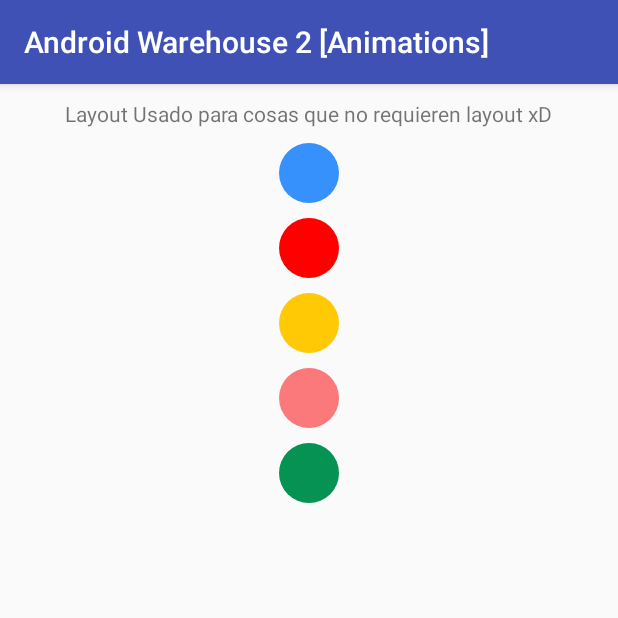
After one commit to hatimmakki/android-warehouse-2, an Android app: the MultipleAnimations screen opened directly, with no data from a screen before it, on a phone screen of 412 x 824 dp, the top half of it. The commit adds this screen. Run offline under Robolectric (Android 15) with nearby library versions, the phone set to English and light mode, and no system bars; our stand-ins replace ButterKnife.

Commit message:
Multiple Animations

```diff
--- a/app/src/main/AndroidManifest.xml
+++ b/app/src/main/AndroidManifest.xml
@@ -16,7 +16,8 @@
             </intent-filter>
         </activity>
 
-        <activity android:name=".activities.DummyActivity"></activity>
+        <activity android:name=".activities.MultipleAnimations"></activity>
+
     </application>
 
 </manifest>
--- a/app/src/main/java/com/maxwell/androidwarehouse2/activities/DummyActivity.java
+++ /dev/null
@@ -1,19 +0,0 @@
-package com.maxwell.androidwarehouse2.activities;
-
-import android.os.Bundle;
-import android.support.annotation.Nullable;
-import android.support.v7.app.AppCompatActivity;
-
-import com.maxwell.androidwarehouse2.R;
-
-/**
- * Created by Maxwell on 26/08/2016.
- */
-public class DummyActivity extends AppCompatActivity {
-
-    @Override
-    protected void onCreate(@Nullable Bundle savedInstanceState) {
-        super.onCreate(savedInstanceState);
-        setContentView(R.layout.dummy_layout);
-    }
-}
--- /dev/null
+++ b/app/src/main/java/com/maxwell/androidwarehouse2/activities/MultipleAnimations.java
@@ -0,0 +1,69 @@
+package com.maxwell.androidwarehouse2.activities;
+
+import android.os.Bundle;
+import android.support.v7.app.AppCompatActivity;
+import android.view.View;
+import android.view.animation.Animation;
+import android.view.animation.AnimationUtils;
+import android.widget.ImageView;
+
+import com.maxwell.androidwarehouse2.R;
+
+import butterknife.Bind;
+import butterknife.ButterKnife;
+
+/**
+ * Created by Maxwell on 13/12/2015.
+ */
+public class MultipleAnimations extends AppCompatActivity implements View.OnClickListener {
+    @Bind(R.id.simpleImage)
+    ImageView simpleImage;
+    @Bind(R.id.simpleImageTwo)
+    ImageView simpleImageTwo;
+    @Bind(R.id.simpleImageThree)
+    ImageView simpleImageThree;
+    @Bind(R.id.simpleImageFour)
+    ImageView simpleImageFour;
+    @Bind(R.id.simpleImageFive)
+    ImageView simpleImageFive;
+
+    @Override
+    protected void onCreate(Bundle savedInstanceState) {
+        super.onCreate(savedInstanceState);
+        setContentView(R.layout.simple_layout);
+        ButterKnife.bind(this);
+
+        simpleImage.setOnClickListener(this);
+        simpleImageTwo.setOnClickListener(this);
+        simpleImageThree.setOnClickListener(this);
+        simpleImageFour.setOnClickListener(this);
+        simpleImageFive.setOnClickListener(this);
+    }
+
+    @Override
+    public void onClick(View v) {
+        Animation anim;
+        switch (v.getId()) {
+            case R.id.simpleImage:
+                anim = AnimationUtils.loadAnimation(getApplicationContext(), R.anim.clockwise);
+                simpleImage.startAnimation(anim);
+                break;
+            case R.id.simpleImageTwo:
+                anim = AnimationUtils.loadAnimation(getApplicationContext(), R.anim.move);
+                simpleImageTwo.startAnimation(anim);
+                break;
+            case R.id.simpleImageThree:
+                anim = AnimationUtils.loadAnimation(getApplicationContext(), R.anim.slide);
+                simpleImageThree.startAnimation(anim);
+                break;
+            case R.id.simpleImageFour:
+                anim = AnimationUtils.loadAnimation(getApplicationContext(), R.anim.blink);
+                simpleImageFour.startAnimation(anim);
+                break;
+            case R.id.simpleImageFive:
+                anim = AnimationUtils.loadAnimation(getApplicationContext(), R.anim.fade);
+                simpleImageFive.startAnimation(anim);
+                break;
+        }
+    }
+}
--- /dev/null
+++ b/app/src/main/res/anim/blink.xml
@@ -0,0 +1,9 @@
+<?xml version="1.0" encoding="utf-8"?>
+<set xmlns:android="http://schemas.android.com/apk/res/android">
+    <alpha android:fromAlpha="0.0"
+        android:toAlpha="1.0"
+        android:interpolator="@android:anim/accelerate_interpolator"
+        android:duration="600"
+        android:repeatMode="reverse"
+        android:repeatCount="infinite"/>
+</set>
--- /dev/null
+++ b/app/src/main/res/anim/clockwise.xml
@@ -0,0 +1,21 @@
+<?xml version="1.0" encoding="utf-8"?>
+<set xmlns:android="http://schemas.android.com/apk/res/android">
+
+    <rotate xmlns:android="http://schemas.android.com/apk/res/android"
+        android:fromDegrees="0"
+        android:toDegrees="360"
+        android:pivotX="50%"
+        android:pivotY="50%"
+        android:duration="5000" >
+    </rotate>
+
+    <rotate xmlns:android="http://schemas.android.com/apk/res/android"
+        android:startOffset="5000"
+        android:fromDegrees="360"
+        android:toDegrees="0"
+        android:pivotX="50%"
+        android:pivotY="50%"
+        android:duration="5000" >
+    </rotate>
+
+</set>
--- /dev/null
+++ b/app/src/main/res/anim/fade.xml
@@ -0,0 +1,18 @@
+<?xml version="1.0" encoding="utf-8"?>
+<set xmlns:android="http://schemas.android.com/apk/res/android"
+    android:interpolator="@android:anim/accelerate_interpolator" >
+
+    <alpha
+        android:fromAlpha="0"
+        android:toAlpha="1"
+        android:duration="2000" >
+    </alpha>
+
+    <alpha
+        android:startOffset="2000"
+        android:fromAlpha="1"
+        android:toAlpha="0"
+        android:duration="2000" >
+    </alpha>
+
+</set>
--- /dev/null
+++ b/app/src/main/res/anim/move.xml
@@ -0,0 +1,11 @@
+<?xml version="1.0" encoding="utf-8"?>
+<set
+    xmlns:android="http://schemas.android.com/apk/res/android"
+    android:interpolator="@android:anim/linear_interpolator"
+    android:fillAfter="true">
+
+    <translate
+        android:fromXDelta="0%p"
+        android:toXDelta="75%p"
+        android:duration="800" />
+</set>
--- /dev/null
+++ b/app/src/main/res/anim/slide.xml
@@ -0,0 +1,12 @@
+<?xml version="1.0" encoding="utf-8"?>
+<set xmlns:android="http://schemas.android.com/apk/res/android"
+    android:fillAfter="true" >
+
+    <scale
+        android:duration="500"
+        android:fromXScale="1.0"
+        android:fromYScale="1.0"
+        android:interpolator="@android:anim/linear_interpolator"
+        android:toXScale="1.0"
+        android:toYScale="0.0" />
+</set>
--- /dev/null
+++ b/app/src/main/res/drawable/circle_blue.xml
@@ -0,0 +1,12 @@
+<?xml version="1.0" encoding="utf-8"?>
+<shape
+    xmlns:android="http://schemas.android.com/apk/res/android"
+    android:shape="oval">
+
+    <solid
+        android:color="#3791fc"/>
+
+    <size
+        android:width="40dp"
+        android:height="40dp"/>
+</shape>
--- /dev/null
+++ b/app/src/main/res/drawable/circle_green.xml
@@ -0,0 +1,12 @@
+<?xml version="1.0" encoding="utf-8"?>
+<shape
+    xmlns:android="http://schemas.android.com/apk/res/android"
+    android:shape="oval">
+
+    <solid
+        android:color="#059252"/>
+
+    <size
+        android:width="40dp"
+        android:height="40dp"/>
+</shape>
--- /dev/null
+++ b/app/src/main/res/drawable/circle_pink.xml
@@ -0,0 +1,12 @@
+<?xml version="1.0" encoding="utf-8"?>
+<shape
+    xmlns:android="http://schemas.android.com/apk/res/android"
+    android:shape="oval">
+
+    <solid
+        android:color="#fb797b"/>
+
+    <size
+        android:width="40dp"
+        android:height="40dp"/>
+</shape>
--- /dev/null
+++ b/app/src/main/res/drawable/circle_red.xml
@@ -0,0 +1,12 @@
+<?xml version="1.0" encoding="utf-8"?>
+<shape
+    xmlns:android="http://schemas.android.com/apk/res/android"
+    android:shape="oval">
+
+    <solid
+        android:color="#ff0000"/>
+
+    <size
+        android:width="40dp"
+        android:height="40dp"/>
+</shape>
--- /dev/null
+++ b/app/src/main/res/drawable/circle_yellow.xml
@@ -0,0 +1,12 @@
+<?xml version="1.0" encoding="utf-8"?>
+<shape
+    xmlns:android="http://schemas.android.com/apk/res/android"
+    android:shape="oval">
+
+    <solid
+        android:color="#ffc906"/>
+
+    <size
+        android:width="40dp"
+        android:height="40dp"/>
+</shape>
--- a/app/src/main/res/layout/dummy_layout.xml
+++ /dev/null
@@ -1,12 +0,0 @@
-<?xml version="1.0" encoding="utf-8"?>
-<LinearLayout xmlns:android="http://schemas.android.com/apk/res/android"
-    android:orientation="vertical" android:layout_width="match_parent"
-    android:layout_height="match_parent">
-
-    <TextView
-        android:text="I am a Dummy TextView inside a dummy layout!"
-        android:gravity="center"
-        android:layout_width="match_parent"
-        android:layout_height="wrap_content" />
-
-</LinearLayout>
--- /dev/null
+++ b/app/src/main/res/layout/simple_layout.xml
@@ -0,0 +1,54 @@
+<?xml version="1.0" encoding="utf-8"?>
+<LinearLayout xmlns:android="http://schemas.android.com/apk/res/android"
+    android:orientation="vertical" android:layout_width="match_parent"
+    android:layout_height="match_parent">
+
+    <TextView
+        android:id="@+id/simpleText"
+        android:layout_marginTop="10dp"
+        android:layout_gravity="center"
+        android:layout_width="wrap_content"
+        android:layout_height="wrap_content"
+        android:text="Layout Usado para cosas que no requieren layout xD"/>
+
+    <ImageView
+        android:id="@+id/simpleImage"
+        android:layout_marginTop="10dp"
+        android:layout_gravity="center"
+        android:layout_width="wrap_content"
+        android:layout_height="wrap_content"
+        android:src="@drawable/circle_blue"/>
+
+    <ImageView
+        android:id="@+id/simpleImageTwo"
+        android:layout_marginTop="10dp"
+        android:layout_gravity="center"
+        android:layout_width="wrap_content"
+        android:layout_height="wrap_content"
+        android:src="@drawable/circle_red"/>
+
+    <ImageView
+        android:id="@+id/simpleImageThree"
+        android:layout_marginTop="10dp"
+        android:layout_gravity="center"
+        android:layout_width="wrap_content"
+        android:layout_height="wrap_content"
+        android:src="@drawable/circle_yellow"/>
+
+    <ImageView
+        android:id="@+id/simpleImageFour"
+        android:layout_marginTop="10dp"
+        android:layout_gravity="center"
+        android:layout_width="wrap_content"
+        android:layout_height="wrap_content"
+        android:src="@drawable/circle_pink"/>
+
+    <ImageView
+        android:id="@+id/simpleImageFive"
+        android:layout_marginTop="10dp"
+        android:layout_gravity="center"
+        android:layout_width="wrap_content"
+        android:layout_height="wrap_content"
+        android:src="@drawable/circle_green"/>
+
+</LinearLayout>
--- a/app/src/main/res/values/strings.xml
+++ b/app/src/main/res/values/strings.xml
@@ -1,3 +1,3 @@
 <resources>
-    <string name="app_name">Android Warehouse 2</string>
+    <string name="app_name">Android Warehouse 2 [Animations]</string>
 </resources>
```
